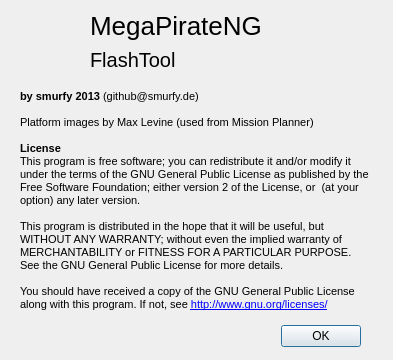
Qt form client-side/aboutdialog.ui (MegaPirateNG/FlashTool) before a commit.
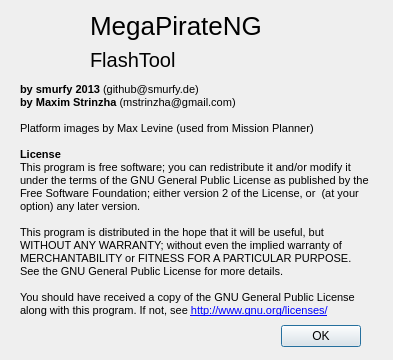
The same form after that commit. Icons and pictures are not drawn.

Commit message: update authors list

```diff
--- a/client-side/aboutdialog.ui
+++ b/client-side/aboutdialog.ui
@@ -109,17 +109,18 @@
     <string>&lt;!DOCTYPE HTML PUBLIC &quot;-//W3C//DTD HTML 4.0//EN&quot; &quot;http://www.w3.org/TR/REC-html40/strict.dtd&quot;&gt;
 &lt;html&gt;&lt;head&gt;&lt;meta name=&quot;qrichtext&quot; content=&quot;1&quot; /&gt;&lt;style type=&quot;text/css&quot;&gt;
 p, li { white-space: pre-wrap; }
-&lt;/style&gt;&lt;/head&gt;&lt;body style=&quot; font-family:'MS Shell Dlg 2'; font-size:8pt; font-weight:400; font-style:normal;&quot;&gt;
-&lt;p style=&quot; margin-top:0px; margin-bottom:0px; margin-left:0px; margin-right:0px; -qt-block-indent:0; text-indent:0px;&quot;&gt;&lt;span style=&quot; font-weight:600;&quot;&gt;by smurfy 2013 &lt;/span&gt;(github@smurfy.de)&lt;/p&gt;
-&lt;p style=&quot;-qt-paragraph-type:empty; margin-top:0px; margin-bottom:0px; margin-left:0px; margin-right:0px; -qt-block-indent:0; text-indent:0px;&quot;&gt;&lt;br /&gt;&lt;/p&gt;
-&lt;p style=&quot; margin-top:0px; margin-bottom:0px; margin-left:0px; margin-right:0px; -qt-block-indent:0; text-indent:0px;&quot;&gt;Platform images by Max Levine (used from Mission Planner)&lt;/p&gt;
-&lt;p style=&quot;-qt-paragraph-type:empty; margin-top:0px; margin-bottom:0px; margin-left:0px; margin-right:0px; -qt-block-indent:0; text-indent:0px;&quot;&gt;&lt;br /&gt;&lt;/p&gt;
-&lt;p style=&quot; margin-top:0px; margin-bottom:0px; margin-left:0px; margin-right:0px; -qt-block-indent:0; text-indent:0px;&quot;&gt;&lt;span style=&quot; font-weight:600;&quot;&gt;License&lt;/span&gt;&lt;/p&gt;
-&lt;p style=&quot; margin-top:0px; margin-bottom:0px; margin-left:0px; margin-right:0px; -qt-block-indent:0; text-indent:0px;&quot;&gt;This program is free software; you can redistribute it and/or modify it under the terms of the GNU General Public License as published by the Free Software Foundation; either version 2 of the License, or  (at your option) any later version.&lt;/p&gt;
-&lt;p style=&quot;-qt-paragraph-type:empty; margin-top:0px; margin-bottom:0px; margin-left:0px; margin-right:0px; -qt-block-indent:0; text-indent:0px;&quot;&gt;&lt;br /&gt;&lt;/p&gt;
-&lt;p style=&quot; margin-top:0px; margin-bottom:0px; margin-left:0px; margin-right:0px; -qt-block-indent:0; text-indent:0px;&quot;&gt;This program is distributed in the hope that it will be useful, but WITHOUT ANY WARRANTY; without even the implied warranty of  MERCHANTABILITY or FITNESS FOR A PARTICULAR PURPOSE. See the GNU General Public License for more details.&lt;/p&gt;
-&lt;p style=&quot;-qt-paragraph-type:empty; margin-top:0px; margin-bottom:0px; margin-left:0px; margin-right:0px; -qt-block-indent:0; text-indent:0px;&quot;&gt;&lt;br /&gt;&lt;/p&gt;
-&lt;p style=&quot; margin-top:0px; margin-bottom:0px; margin-left:0px; margin-right:0px; -qt-block-indent:0; text-indent:0px;&quot;&gt;You should have received a copy of the GNU General Public License along with this program. If not, see &lt;a href=&quot;http://www.gnu.org/licenses/&quot;&gt;&lt;span style=&quot; text-decoration: underline; color:#0000ff;&quot;&gt;http://www.gnu.org/licenses/&lt;/span&gt;&lt;/a&gt;&lt;/p&gt;&lt;/body&gt;&lt;/html&gt;</string>
+&lt;/style&gt;&lt;/head&gt;&lt;body style=&quot; font-family:'Lucida Grande'; font-size:13pt; font-weight:400; font-style:normal;&quot;&gt;
+&lt;p style=&quot; margin-top:0px; margin-bottom:0px; margin-left:0px; margin-right:0px; -qt-block-indent:0; text-indent:0px;&quot;&gt;&lt;span style=&quot; font-family:'MS Shell Dlg 2'; font-size:8pt; font-weight:600;&quot;&gt;by smurfy 2013 &lt;/span&gt;&lt;span style=&quot; font-family:'MS Shell Dlg 2'; font-size:8pt;&quot;&gt;(github@smurfy.de)&lt;/span&gt;&lt;/p&gt;
+&lt;p style=&quot; margin-top:0px; margin-bottom:0px; margin-left:0px; margin-right:0px; -qt-block-indent:0; text-indent:0px;&quot;&gt;&lt;span style=&quot; font-family:'MS Shell Dlg 2'; font-size:8pt; font-weight:600;&quot;&gt;by Maxim Strinzha &lt;/span&gt;&lt;span style=&quot; font-family:'MS Shell Dlg 2'; font-size:8pt;&quot;&gt;(mstrinzha@gmail.com)&lt;/span&gt;&lt;/p&gt;
+&lt;p style=&quot;-qt-paragraph-type:empty; margin-top:0px; margin-bottom:0px; margin-left:0px; margin-right:0px; -qt-block-indent:0; text-indent:0px; font-family:'MS Shell Dlg 2'; font-size:8pt;&quot;&gt;&lt;br /&gt;&lt;/p&gt;
+&lt;p style=&quot; margin-top:0px; margin-bottom:0px; margin-left:0px; margin-right:0px; -qt-block-indent:0; text-indent:0px;&quot;&gt;&lt;span style=&quot; font-family:'MS Shell Dlg 2'; font-size:8pt;&quot;&gt;Platform images by Max Levine (used from Mission Planner)&lt;/span&gt;&lt;/p&gt;
+&lt;p style=&quot;-qt-paragraph-type:empty; margin-top:0px; margin-bottom:0px; margin-left:0px; margin-right:0px; -qt-block-indent:0; text-indent:0px; font-family:'MS Shell Dlg 2'; font-size:8pt;&quot;&gt;&lt;br /&gt;&lt;/p&gt;
+&lt;p style=&quot; margin-top:0px; margin-bottom:0px; margin-left:0px; margin-right:0px; -qt-block-indent:0; text-indent:0px;&quot;&gt;&lt;span style=&quot; font-family:'MS Shell Dlg 2'; font-size:8pt; font-weight:600;&quot;&gt;License&lt;/span&gt;&lt;/p&gt;
+&lt;p style=&quot; margin-top:0px; margin-bottom:0px; margin-left:0px; margin-right:0px; -qt-block-indent:0; text-indent:0px;&quot;&gt;&lt;span style=&quot; font-family:'MS Shell Dlg 2'; font-size:8pt;&quot;&gt;This program is free software; you can redistribute it and/or modify it under the terms of the GNU General Public License as published by the Free Software Foundation; either version 2 of the License, or  (at your option) any later version.&lt;/span&gt;&lt;/p&gt;
+&lt;p style=&quot;-qt-paragraph-type:empty; margin-top:0px; margin-bottom:0px; margin-left:0px; margin-right:0px; -qt-block-indent:0; text-indent:0px; font-family:'MS Shell Dlg 2'; font-size:8pt;&quot;&gt;&lt;br /&gt;&lt;/p&gt;
+&lt;p style=&quot; margin-top:0px; margin-bottom:0px; margin-left:0px; margin-right:0px; -qt-block-indent:0; text-indent:0px;&quot;&gt;&lt;span style=&quot; font-family:'MS Shell Dlg 2'; font-size:8pt;&quot;&gt;This program is distributed in the hope that it will be useful, but WITHOUT ANY WARRANTY; without even the implied warranty of  MERCHANTABILITY or FITNESS FOR A PARTICULAR PURPOSE. See the GNU General Public License for more details.&lt;/span&gt;&lt;/p&gt;
+&lt;p style=&quot;-qt-paragraph-type:empty; margin-top:0px; margin-bottom:0px; margin-left:0px; margin-right:0px; -qt-block-indent:0; text-indent:0px; font-family:'MS Shell Dlg 2'; font-size:8pt;&quot;&gt;&lt;br /&gt;&lt;/p&gt;
+&lt;p style=&quot; margin-top:0px; margin-bottom:0px; margin-left:0px; margin-right:0px; -qt-block-indent:0; text-indent:0px;&quot;&gt;&lt;span style=&quot; font-family:'MS Shell Dlg 2'; font-size:8pt;&quot;&gt;You should have received a copy of the GNU General Public License along with this program. If not, see &lt;/span&gt;&lt;a href=&quot;http://www.gnu.org/licenses/&quot;&gt;&lt;span style=&quot; font-family:'MS Shell Dlg 2'; font-size:8pt; text-decoration: underline; color:#0000ff;&quot;&gt;http://www.gnu.org/licenses/&lt;/span&gt;&lt;/a&gt;&lt;/p&gt;&lt;/body&gt;&lt;/html&gt;</string>
    </property>
    <property name="textFormat">
     <enum>Qt::RichText</enum>
```
